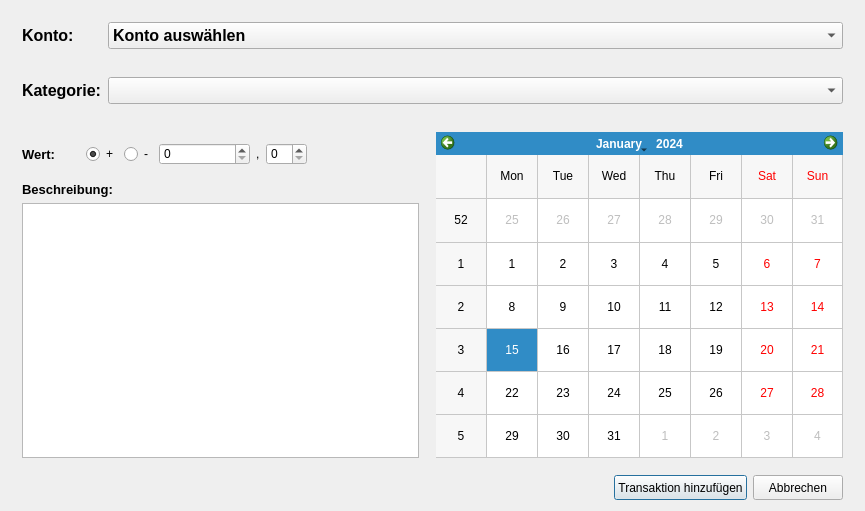
This is CoinKeeper/Form Files/addtransactionwindow.ui in JannikPrinz/CoinKeeper as Qt 5 draws it before an edit. The edited form follows.
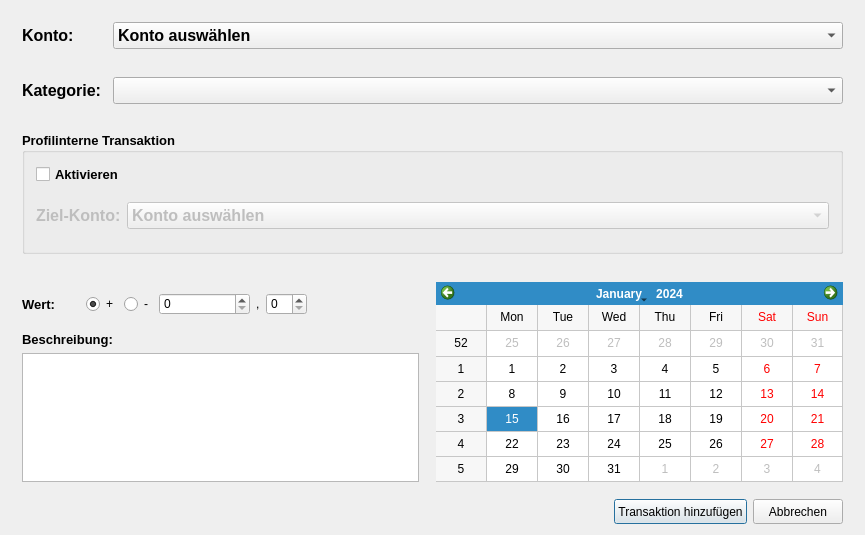
This is the edited form.

Commit message: [Feature] Adapt 'Add transaction window' to enable internal transactions.

```diff
--- a/CoinKeeper/Form Files/addtransactionwindow.ui
+++ b/CoinKeeper/Form Files/addtransactionwindow.ui
@@ -7,7 +7,7 @@
     <x>0</x>
     <y>0</y>
     <width>865</width>
-    <height>511</height>
+    <height>535</height>
    </rect>
   </property>
   <property name="windowTitle">
@@ -15,7 +15,7 @@
   </property>
   <layout class="QVBoxLayout" name="verticalLayout">
    <item>
-    <widget class="QWidget" name="widget" native="true">
+    <widget class="QWidget" name="widgetAccount" native="true">
      <property name="maximumSize">
       <size>
        <width>16777215</width>
@@ -33,7 +33,7 @@
         </property>
         <property name="maximumSize">
          <size>
-          <width>80</width>
+          <width>85</width>
           <height>16777215</height>
          </size>
         </property>
@@ -86,7 +86,7 @@
         </property>
         <property name="maximumSize">
          <size>
-          <width>80</width>
+          <width>85</width>
           <height>16777215</height>
          </size>
         </property>
@@ -122,7 +122,104 @@
     </widget>
    </item>
    <item>
-    <widget class="QWidget" name="widget_3" native="true">
+    <widget class="QWidget" name="widget" native="true">
+     <layout class="QHBoxLayout" name="horizontalLayout_6">
+      <item>
+       <widget class="QGroupBox" name="groupBoxInternalTransaction">
+        <property name="font">
+         <font>
+          <family>Arial</family>
+          <pointsize>10</pointsize>
+          <weight>75</weight>
+          <bold>true</bold>
+         </font>
+        </property>
+        <property name="title">
+         <string>Profilinterne Transaktion</string>
+        </property>
+        <layout class="QVBoxLayout" name="verticalLayout_3">
+         <item>
+          <widget class="QCheckBox" name="checkBoxActivateInternalTransaction">
+           <property name="font">
+            <font>
+             <family>Arial</family>
+             <pointsize>10</pointsize>
+             <weight>75</weight>
+             <bold>true</bold>
+            </font>
+           </property>
+           <property name="text">
+            <string>Aktivieren</string>
+           </property>
+          </widget>
+         </item>
+         <item>
+          <widget class="QWidget" name="widgetTargetAccount" native="true">
+           <layout class="QHBoxLayout" name="horizontalLayout_9">
+            <property name="leftMargin">
+             <number>0</number>
+            </property>
+            <property name="rightMargin">
+             <number>0</number>
+            </property>
+            <item>
+             <widget class="QLabel" name="lblTargetAccount">
+              <property name="enabled">
+               <bool>false</bool>
+              </property>
+              <property name="maximumSize">
+               <size>
+                <width>85</width>
+                <height>16777215</height>
+               </size>
+              </property>
+              <property name="font">
+               <font>
+                <family>Arial</family>
+                <pointsize>12</pointsize>
+                <weight>75</weight>
+                <bold>true</bold>
+               </font>
+              </property>
+              <property name="text">
+               <string>Ziel-Konto:</string>
+              </property>
+             </widget>
+            </item>
+            <item>
+             <widget class="QComboBox" name="comboBoxChooseTargetAccount">
+              <property name="enabled">
+               <bool>false</bool>
+              </property>
+              <property name="font">
+               <font>
+                <family>Arial</family>
+                <pointsize>12</pointsize>
+                <weight>75</weight>
+                <bold>true</bold>
+               </font>
+              </property>
+              <property name="duplicatesEnabled">
+               <bool>true</bool>
+              </property>
+              <item>
+               <property name="text">
+                <string>Konto auswählen</string>
+               </property>
+              </item>
+             </widget>
+            </item>
+           </layout>
+          </widget>
+         </item>
+        </layout>
+       </widget>
+      </item>
+     </layout>
+    </widget>
+   </item>
+   <item>
+    <widget class="QWidget" name="widgetValueDateDescription" native="true">
      <layout class="QHBoxLayout" name="horizontalLayout_4">
       <property name="bottomMargin">
        <number>0</number>
```
Left out of the diff: 26 changed lines with no effect on the pictures. The commit also changes 1 other file.
